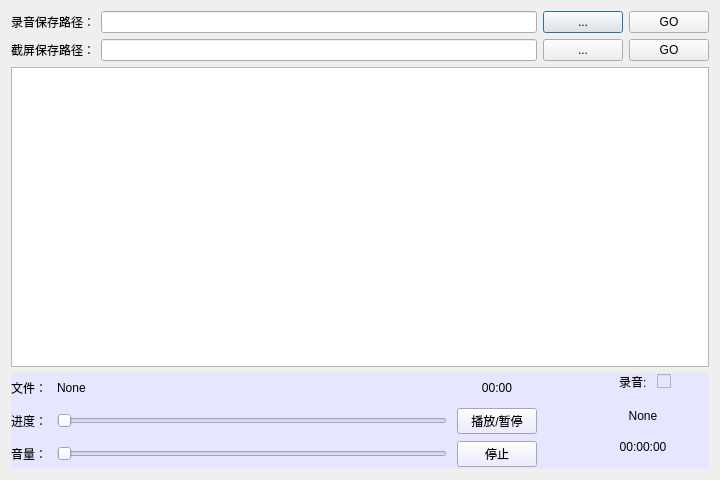
Before: the Qt Designer form EasyPointer/DialogManager.ui in wlffeng2008/EasyPointer, drawn with Qt 5.
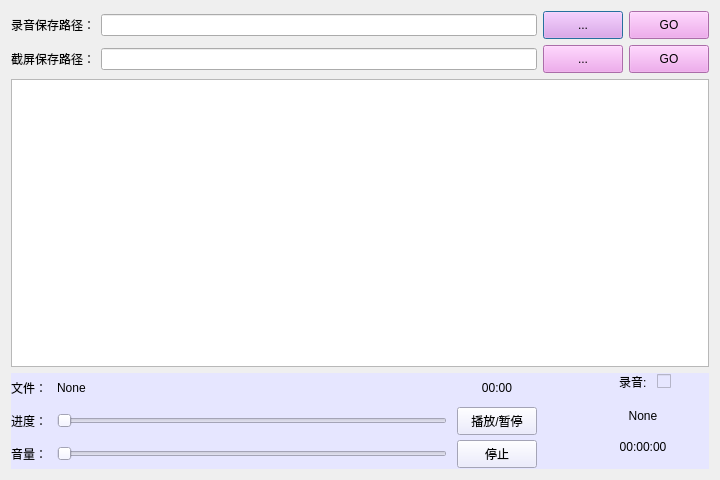
After: the same form once the commit is applied. Custom widgets are drawn as their Qt base class.

Patch:
```diff
--- a/EasyPointer/DialogManager.ui
+++ b/EasyPointer/DialogManager.ui
@@ -26,7 +26,7 @@
    <string>录音管理</string>
   </property>
   <property name="styleSheet">
-   <string notr="true"/>
+   <string notr="true">QPushButton{background-color: #ef99ec; min-height:20px;}</string>
   </property>
   <layout class="QGridLayout" name="gridLayout_3" rowstretch="0,1,0" rowminimumheight="0,1,0">
    <item row="0" column="0">
```
